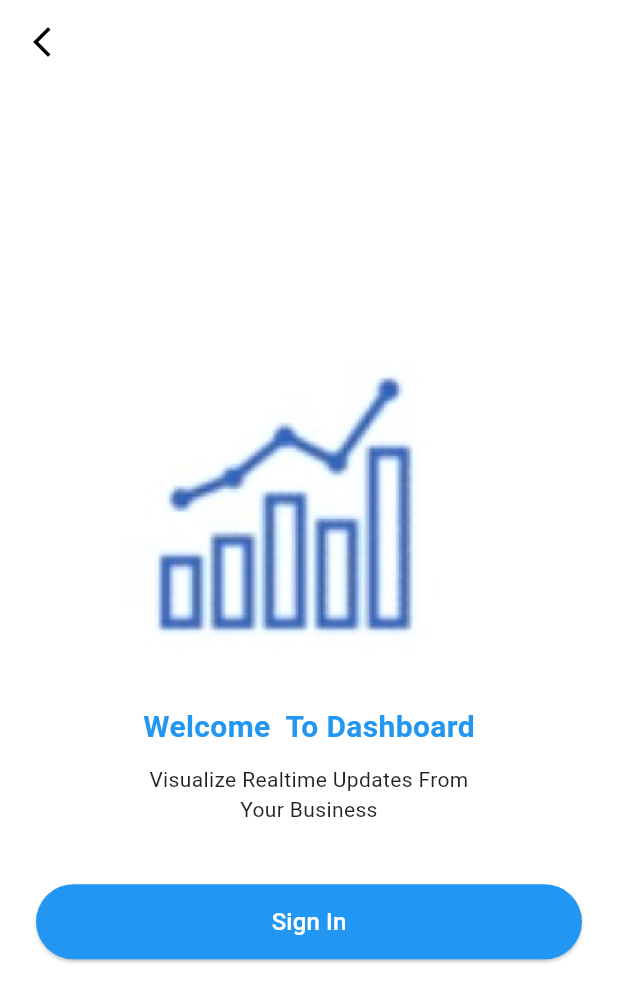
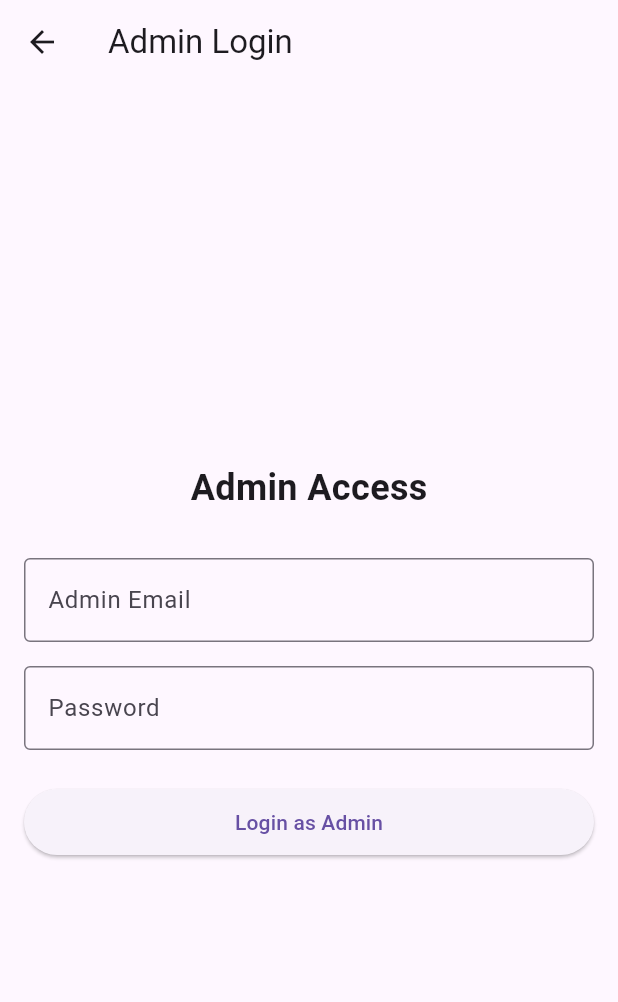
Before and after one commit to ahmedfathallah2/graduation-project, a Flutter app: the adminsplashscreen screen opened directly, on a phone screen of 412 x 824 dp. Shown: the top 1002 px of the screen. Run offline on Flutter 3.47's test engine with Material 3 defaults, Android fonts, the phone set to English and light mode, and no system bars; our stand-ins replace carousel_slider, cherry_toast, cloud_firestore, dio, firebase_auth, firebase_core and 3 more; missing offline and left inert: sentiment_dart; accounts and stored records are empty.

Commit message:
change: updated admin splashscreen login flow template
Signed-off-by: Supermjork <markehabaziz@gmail.com>

```diff
--- a/lib/amin_splash_screen.dart
+++ b/lib/amin_splash_screen.dart
@@ -1,76 +1,148 @@
+import 'package:flutter/material.dart';
+import 'package:firebase_auth/firebase_auth.dart';
+import 'package:cloud_firestore/cloud_firestore.dart';
 import 'package:ecommerce_app/admin_homescreen.dart';
-import 'package:flutter/material.dart';
-// ignore: camel_case_types
-class adminsplashscreen extends StatelessWidget {
+import 'package:ecommerce_app/login_screen.dart'; // Or whatever your regular login screen is
+
+class adminsplashscreen extends StatefulWidget {
   const adminsplashscreen({super.key});
+
+  @override
+  State<adminsplashscreen> createState() => _adminsplashscreenState();
+}
+
+class _adminsplashscreenState extends State<adminsplashscreen> {
+  final TextEditingController _emailController = TextEditingController();
+  final TextEditingController _passwordController = TextEditingController();
+  bool _isLoading = false;
+  String? _errorMessage;
+
+  Future<void> _adminLogin() async {
+    setState(() {
+      _isLoading = true;
+      _errorMessage = null;
+    });
+
+    try {
+      // Authenticate with Firebase
+      UserCredential userCredential = await FirebaseAuth.instance.signInWithEmailAndPassword(
+        email: _emailController.text.trim(),
+        password: _passwordController.text.trim(),
+      );
+
+      // Check if user exists and is an admin
+      DocumentSnapshot userDoc = await FirebaseFirestore.instance
+          .collection('users')
+          .doc(userCredential.user!.uid)
+          .get();
+
+      if (userDoc.exists) {
+        Map<String, dynamic> userData = userDoc.data() as Map<String, dynamic>;
+        bool isAdmin = userData['isAdmin'] ?? false;
+
+        if (isAdmin) {
+          // User is admin, navigate to admin screen
+          Navigator.pushReplacement(
+            context,
+            MaterialPageRoute(builder: (context) => const AdminHomeScreen()),
+          );
+        } else {
+          // User is not an admin
+          setState(() {
+            _errorMessage = "This account does not have admin privileges";
+          });
+          await FirebaseAuth.instance.signOut(); // Sign out the non-admin user
+        }
+      } else {
+        // User document doesn't exist
+        setState(() {
+          _errorMessage = "User not found";
+        });
+        await FirebaseAuth.instance.signOut();
+      }
+    } on FirebaseAuthException catch (e) {
+      setState(() {
+        _errorMessage = e.message;
+      });
+    } catch (e) {
+      setState(() {
+        _errorMessage = "An unexpected error occurred";
+      });
+    } finally {
+      if (mounted) {
+        setState(() {
+          _isLoading = false;
+        });
+      }
+    }
+  }
 
   @override
   Widget build(BuildContext context) {
     return Scaffold(
-      backgroundColor: Colors.white,
       appBar: AppBar(
-        backgroundColor: Colors.white,
-        elevation: 0,
+        title: const Text('Admin Login'),
         leading: IconButton(
-          icon: const Icon(Icons.arrow_back_ios_new, color: Colors.black),
+          icon: const Icon(Icons.arrow_back),
           onPressed: () {
-            Navigator.pop(context);
+            Navigator.pushReplacement(
+              context,
+              MaterialPageRoute(builder: (context) => const LoginScreen()),
+            );
           },
         ),
       ),
-      body: Center(
-        child: Padding(
-          padding: const EdgeInsets.symmetric(horizontal: 24),
+      body: Padding(
+        padding: const EdgeInsets.all(16.0),
         child: Column(
           mainAxisAlignment: MainAxisAlignment.center,
           children: [
-              // Dashboard Image (replace with your asset)
-              Image.asset(
-                'images/dashboard.jpg', // Replace with your image path
-                height: 200,
-              ),
-
-              const SizedBox(height: 30),
             const Text(
-                "Welcome  To Dashboard",
+              "Admin Access",
               style: TextStyle(
-                  fontSize: 20,
+                fontSize: 24,
                 fontWeight: FontWeight.bold,
-                  color: Colors.blue,
               ),
             ),
-              const SizedBox(height: 10),
-              const Text(
-                "Visualize Realtime Updates From\nYour Business",
-                textAlign: TextAlign.center,
-                style: TextStyle(
-                  fontSize: 14,
-                  color: Colors.black87,
+            const SizedBox(height: 30),
+            TextField(
+              controller: _emailController,
+              decoration: const InputDecoration(
+                labelText: "Admin Email",
+                border: OutlineInputBorder(),
               ),
             ),
-              const SizedBox(height: 40),
+            const SizedBox(height: 16),
+            TextField(
+              controller: _passwordController,
+              obscureText: true,
+              decoration: const InputDecoration(
+                labelText: "Password",
+                border: OutlineInputBorder(),
+              ),
+            ),
+            const SizedBox(height: 24),
             SizedBox(
               width: double.infinity,
-                height: 50,
               child: ElevatedButton(
-                  onPressed: () {Navigator.push(context,
-                    MaterialPageRoute(builder: (context) => const AdminHomeScreen()));
-                    // Handle Sign In
-                  },
+                onPressed: _isLoading ? null : _adminLogin,
                 style: ElevatedButton.styleFrom(
-                    backgroundColor: Colors.blue,
-                    shape: RoundedRectangleBorder(
-                      borderRadius: BorderRadius.circular(30),
+                  padding: const EdgeInsets.symmetric(vertical: 12),
+                ),
+                child: _isLoading
+                    ? const CircularProgressIndicator()
+                    : const Text("Login as Admin"),
               ),
             ),
-                  child: const Text(
-                    "Sign In",
-                    style: TextStyle(fontSize: 16, color: Colors.white),
+            if (_errorMessage != null)
+              Padding(
+                padding: const EdgeInsets.only(top: 16.0),
+                child: Text(
+                  _errorMessage!,
+                  style: const TextStyle(color: Colors.red),
                 ),
               ),
-              )
           ],
-          ),
         ),
       ),
     );
```
Lines whose indentation alone changed are shown as unchanged.
